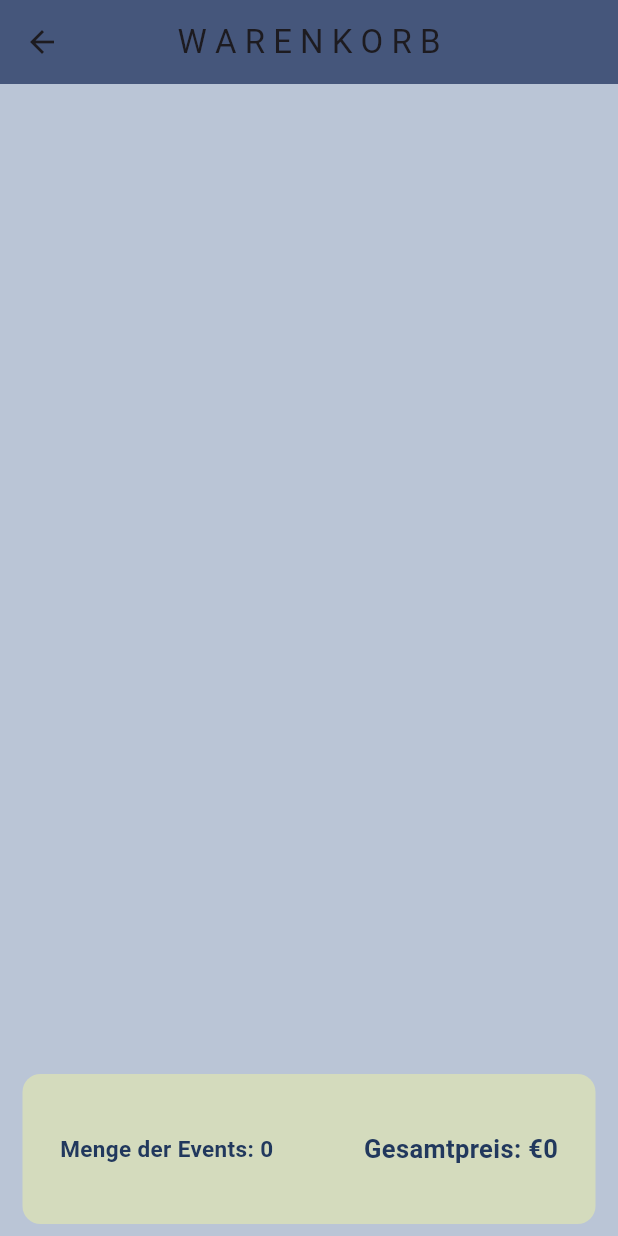
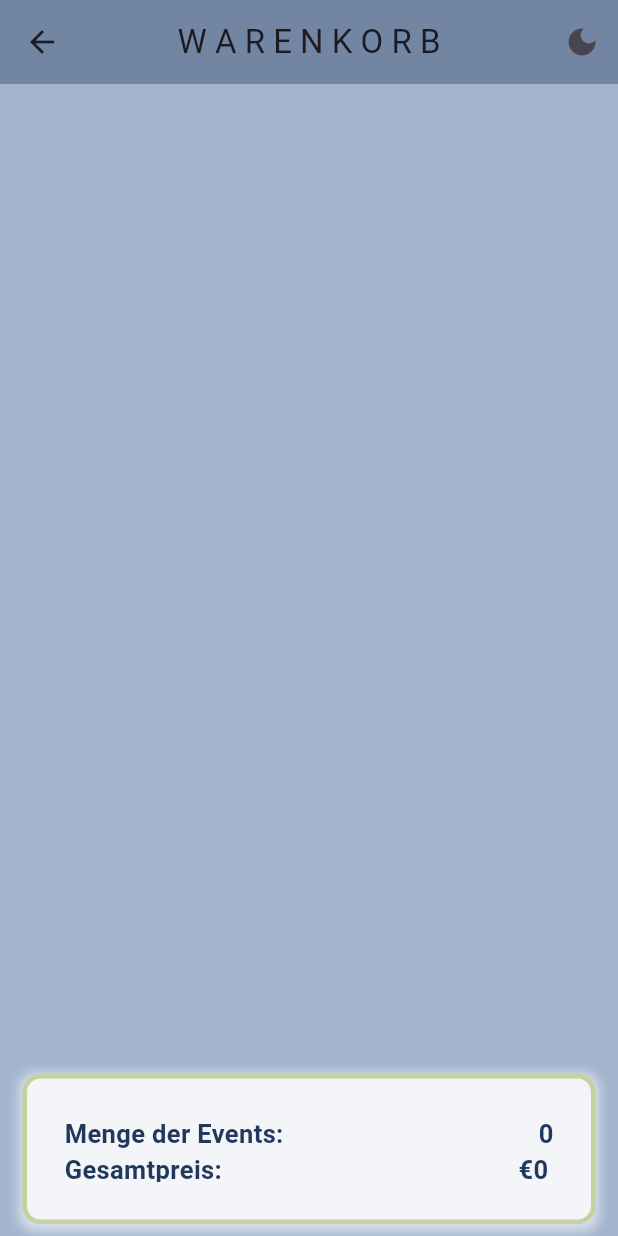
Before and after one commit to gamze1806/Rub_Face, a Flutter app: the CartPage screen opened by its route, on a phone screen of 412 x 824 dp. Run offline on Flutter 3.47's test engine with Material 3 defaults, Android fonts, the phone set to English and light mode, and no system bars.

Commit message:
dark mode cartPage

```diff
--- a/lib/cart_page.dart
+++ b/lib/cart_page.dart
@@ -2,19 +2,47 @@ import 'package:flutter/material.dart';
 import 'package:provider/provider.dart';
 import 'package:rub_face/models/cart_model.dart';
 
-class CartPage extends StatelessWidget {
-  const CartPage({super.key});
+class CartPage extends StatefulWidget {
+  const CartPage({Key? key}) : super(key: key);
 
+  @override
+  _CartPageState createState() => _CartPageState();
+}
+
+bool _isDarkMode = false;
+
+class _CartPageState extends State<CartPage> {
   @override
   Widget build(BuildContext context) {
     return Consumer<CartModel>(
       builder: (context, cartModel, child) => Scaffold(
-        backgroundColor: Color.fromARGB(255, 186, 197, 214),
+        /*backgroundColor: Color.fromARGB(255, 186, 197, 214),
         appBar: AppBar(
           title: Text("W A R E N K O R B"),
           centerTitle: true,
           backgroundColor: Color.fromARGB(200, 33, 56, 93),
           elevation: 4,
+        ),*/
+        backgroundColor: _isDarkMode
+            ? Color.fromARGB(152, 7, 17, 32)
+            : Color.fromARGB(
+                255, 162, 180, 206), // Color.fromARGB(255, 191, 204, 224),
+        appBar: AppBar(
+          title: Text("W A R E N K O R B"),
+          centerTitle: true,
+          backgroundColor: Color.fromARGB(94, 33, 56, 93),
+          elevation: 0,
+          actions: [
+            IconButton(
+              onPressed: () {
+                setState(() {
+                  _isDarkMode = !_isDarkMode;
+                });
+              },
+              icon:
+                  _isDarkMode ? Icon(Icons.light_mode) : Icon(Icons.dark_mode),
+            ),
+          ],
         ),
         body: Padding(
           padding: const EdgeInsets.symmetric(vertical: 8.0, horizontal: 15.0),
@@ -28,17 +56,32 @@ class CartPage extends StatelessWidget {
                         decoration: BoxDecoration(
                           color: Color.fromARGB(255, 249, 249, 247),
                           borderRadius: BorderRadius.circular(12),
+                          border: Border.all(
+                            color: Color.fromARGB(
+                                121, 255, 255, 255), // Farbe des weißen Rands
+                            width: 2.0, // Breite des weißen Rands
+                          ),
+                          boxShadow: [
+                            BoxShadow(
+                              color: Color.fromARGB(
+                                  142, 255, 255, 255), // Farbe des Schattens
+                              blurRadius: 5.0, // Unscharfe des Schattens
+                              spreadRadius: 2.0, // Ausbreitung des Schattens
+                              offset:
+                                  Offset(0, 2), // Versatz des Schattens (x, y)
+                            ),
+                          ],
                         ),
                         child: ListTile(
                           title: Text(
                             "Mask of fire",
-                          style:
-                              TextStyle(color: Color.fromARGB(200, 33, 56, 93)),
+                            style: TextStyle(
+                                color: Color.fromARGB(200, 33, 56, 93)),
                           ),
                           subtitle: Text(
                             "€${cartModel.maskPrice}",
-                          style:
-                              TextStyle(color: Color.fromARGB(200, 33, 56, 93)),
+                            style: TextStyle(
+                                color: Color.fromARGB(200, 33, 56, 93)),
                           ),
                           trailing: Row(
                             mainAxisSize: MainAxisSize.min,
@@ -66,17 +109,32 @@ class CartPage extends StatelessWidget {
                         decoration: BoxDecoration(
                           color: Color.fromARGB(255, 249, 250, 248),
                           borderRadius: BorderRadius.circular(12),
+                          border: Border.all(
+                            color: Color.fromARGB(
+                                121, 255, 255, 255), // Farbe des weißen Rands
+                            width: 2.0, // Breite des weißen Rands
+                          ),
+                          boxShadow: [
+                            BoxShadow(
+                              color: Color.fromARGB(
+                                  142, 255, 255, 255), // Farbe des Schattens
+                              blurRadius: 5.0, // Unscharfe des Schattens
+                              spreadRadius: 2.0, // Ausbreitung des Schattens
+                              offset:
+                                  Offset(0, 2), // Versatz des Schattens (x, y)
+                            ),
+                          ],
                         ),
                         child: ListTile(
                           title: Text(
                             "Art of spiral's",
-                          style:
-                              TextStyle(color: Color.fromARGB(200, 33, 56, 93)),
+                            style: TextStyle(
+                                color: Color.fromARGB(200, 33, 56, 93)),
                           ),
                           subtitle: Text(
                             "€${cartModel.spiralPrice}",
-                          style:
-                              TextStyle(color: Color.fromARGB(200, 33, 56, 93)),
+                            style: TextStyle(
+                                color: Color.fromARGB(200, 33, 56, 93)),
                           ),
                           trailing: Row(
                             mainAxisSize: MainAxisSize.min,
@@ -104,17 +162,32 @@ class CartPage extends StatelessWidget {
                         decoration: BoxDecoration(
                           color: Color.fromARGB(255, 250, 251, 248),
                           borderRadius: BorderRadius.circular(12),
+                          border: Border.all(
+                            color: Color.fromARGB(
+                                121, 255, 255, 255), // Farbe des weißen Rands
+                            width: 2.0, // Breite des weißen Rands
+                          ),
+                          boxShadow: [
+                            BoxShadow(
+                              color: Color.fromARGB(
+                                  142, 255, 255, 255), // Farbe des Schattens
+                              blurRadius: 5.0, // Unscharfe des Schattens
+                              spreadRadius: 2.0, // Ausbreitung des Schattens
+                              offset:
+                                  Offset(0, 2), // Versatz des Schattens (x, y)
+                            ),
+                          ],
                         ),
                         child: ListTile(
                           title: Text(
                             "Queen of cat's",
-                          style:
-                              TextStyle(color: Color.fromARGB(200, 33, 56, 93)),
+                            style: TextStyle(
+                                color: Color.fromARGB(200, 33, 56, 93)),
                           ),
                           subtitle: Text(
                             "€${cartModel.catPrice}",
-                          style:
-                              TextStyle(color: Color.fromARGB(200, 33, 56, 93)),
+                            style: TextStyle(
+                                color: Color.fromARGB(200, 33, 56, 93)),
                           ),
                           trailing: Row(
                             mainAxisSize: MainAxisSize.min,
@@ -142,17 +215,32 @@ class CartPage extends StatelessWidget {
                         decoration: BoxDecoration(
                           color: Color.fromARGB(255, 250, 251, 248),
                           borderRadius: BorderRadius.circular(12),
+                          border: Border.all(
+                            color: Color.fromARGB(
+                                121, 255, 255, 255), // Farbe des weißen Rands
+                            width: 2.0, // Breite des weißen Rands
+                          ),
+                          boxShadow: [
+                            BoxShadow(
+                              color: Color.fromARGB(
+                                  142, 255, 255, 255), // Farbe des Schattens
+                              blurRadius: 5.0, // Unscharfe des Schattens
+                              spreadRadius: 2.0, // Ausbreitung des Schattens
+                              offset:
+                                  Offset(0, 2), // Versatz des Schattens (x, y)
+                            ),
+                          ],
                         ),
                         child: ListTile(
                           title: Text(
                             "Spider's magic",
-                          style:
-                              TextStyle(color: Color.fromARGB(200, 33, 56, 93)),
+                            style: TextStyle(
+                                color: Color.fromARGB(200, 33, 56, 93)),
                           ),
                           subtitle: Text(
                             "€${cartModel.spiderPrice}",
-                          style:
-                              TextStyle(color: Color.fromARGB(200, 33, 56, 93)),
+                            style: TextStyle(
+                                color: Color.fromARGB(200, 33, 56, 93)),
                           ),
                           trailing: Row(
                             mainAxisSize: MainAxisSize.min,
@@ -176,11 +264,26 @@ class CartPage extends StatelessWidget {
                       ),
                     SizedBox(height: 50),
                   ],
-              )),
+                ),
+              ),
               Container(
                 decoration: BoxDecoration(
-                  color: Color.fromARGB(255, 212, 219, 189),
+                  color: Color.fromARGB(178, 255, 255, 255),
                   borderRadius: BorderRadius.circular(12),
+                  border: Border.all(
+                    color: Color.fromARGB(255, 197, 209,
+                        159), //Color.fromARGB( 121, 255, 255, 255), // Farbe des weißen Rands
+                    width: 3.0, // Breite des weißen Rands
+                  ),
+                  boxShadow: [
+                    BoxShadow(
+                      color: Color.fromARGB(
+                          142, 255, 255, 255), // Farbe des Schattens
+                      blurRadius: 5.0, // Unscharfe des Schattens
+                      spreadRadius: 3.0, // Ausbreitung des Schattens
+                      offset: Offset(0, 2), // Versatz des Schattens (x, y)
+                    ),
+                  ],
                 ),
                 height: 100,
                 padding: EdgeInsets.all(25),
@@ -188,14 +291,14 @@ class CartPage extends StatelessWidget {
                   mainAxisAlignment: MainAxisAlignment.spaceBetween,
                   children: [
                     Text(
-                      "Menge der Events: ${cartModel.totalItems}",
+                      "Menge der Events:\nGesamtpreis:",
                       style: TextStyle(
                           color: Color.fromARGB(255, 33, 56, 93),
                           fontWeight: FontWeight.bold,
-                          fontSize: 15),
+                          fontSize: 17),
                     ),
                     Text(
-                      "Gesamtpreis: €${cartModel.totalPriceString}",
+                      "   ${cartModel.totalItems}\n€${cartModel.totalPriceString}",
                       style: TextStyle(
                           color: Color.fromARGB(255, 33, 56, 93),
                           fontWeight: FontWeight.bold,
--- a/lib/pages/event_pages/rooms.dart
+++ b/lib/pages/event_pages/rooms.dart
@@ -24,7 +24,6 @@ class _CustomPageState extends State<CustomPage> {
         centerTitle: true,
         backgroundColor: Color.fromARGB(85, 33, 56, 93),
         elevation: 0,
-        leading: Icon(Icons.menu),
         actions: [
           IconButton(
             onPressed: () {
```
Lines whose indentation alone changed are shown as unchanged.
